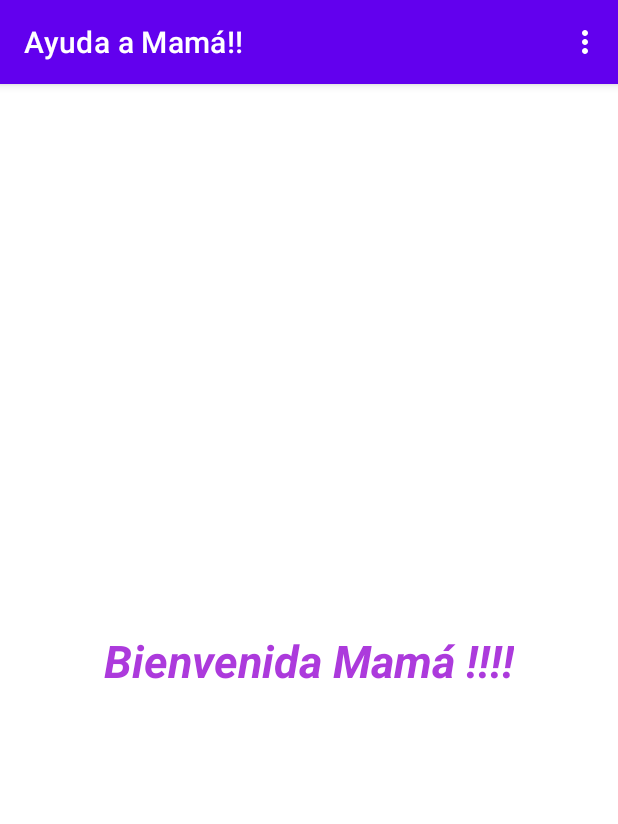
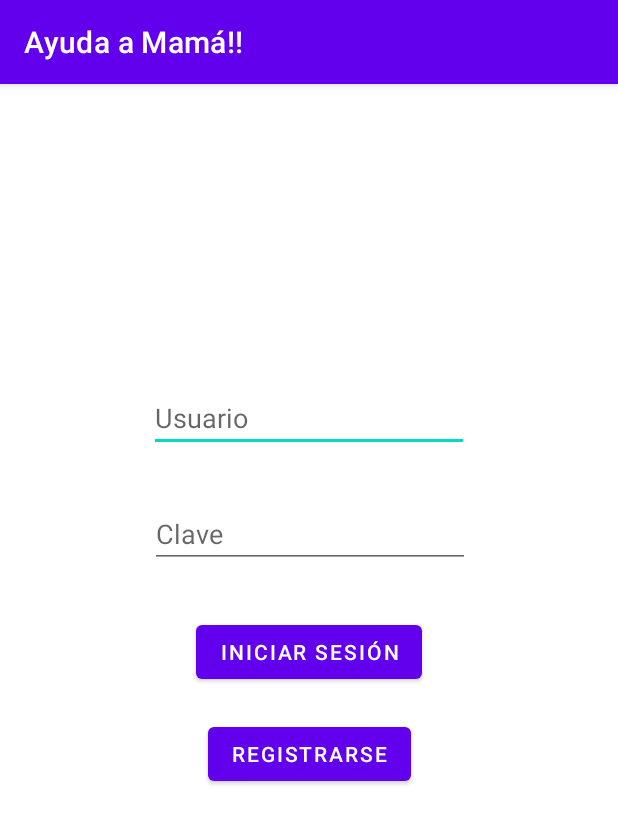
Before and after one commit to VictorHernandezJ/Prueba, an Android app: the screen it shows after launch (MainActivity before the commit, IniciarSesion after it), on a phone screen of 412 x 824 dp. Shown: the top 824 px of the screen. Run offline under Robolectric (Android 15) with nearby library versions, the phone set to English and light mode, and no system bars.

Commit message:
INICIO DE SESIÓN

```diff
--- a/app/build.gradle
+++ b/app/build.gradle
@@ -34,6 +34,9 @@ dependencies {
     implementation 'com.google.android.material:material:1.3.0'
     implementation 'androidx.constraintlayout:constraintlayout:2.0.4'
     implementation 'androidx.gridlayout:gridlayout:1.0.0'
+    implementation 'androidx.annotation:annotation:1.2.0'
+    implementation 'androidx.lifecycle:lifecycle-livedata-ktx:2.3.1'
+    implementation 'androidx.lifecycle:lifecycle-viewmodel-ktx:2.3.1'
     testImplementation 'junit:junit:4.+'
     androidTestImplementation 'androidx.test.ext:junit:1.1.2'
     androidTestImplementation 'androidx.test.espresso:espresso-core:3.3.0'
--- a/app/src/main/java/unc/edu/ayudaamam/Data/GestionBD.java
+++ b/app/src/main/java/unc/edu/ayudaamam/Data/GestionBD.java
@@ -7,8 +7,8 @@ import android.database.sqlite.SQLiteOpenHelper;
 import androidx.annotation.Nullable;
 
 public class GestionBD extends SQLiteOpenHelper{
-    String tabla_receta = "CREATE TABLE Receta(id INTEGER PRIMARY KEY AUTOINCREMENT, nombre TEXT, ingredientes TEXT, tiempo TEXT, pasos TEXT, dificultad TEXT, tipo TEXT)";
-
+    String tabla_receta = "CREATE TABLE Receta(nombre TEXT, ingredientes TEXT, tiempo TEXT, pasos TEXT, dificultad TEXT, tipo TEXT)";
+    String tabla_usuarios = "CREATE TABLE Usuario(nombre TEXT,user TEXT, clave TEXT)";
     public GestionBD(@Nullable Context context, @Nullable String name, @Nullable SQLiteDatabase.CursorFactory factory, int version) {
         super(context, name, factory, version);
     }
@@ -16,11 +16,14 @@ public class GestionBD extends SQLiteOpenHelper{
     @Override
     public void onCreate(SQLiteDatabase BD) {
         BD.execSQL(tabla_receta);
+        BD.execSQL(tabla_usuarios);
     }
 
     @Override
     public void onUpgrade(SQLiteDatabase BD, int oldVersion, int newVersion) {
         BD.execSQL("DROP TABLE IF EXISTS Receta");
         BD.execSQL(tabla_receta);
+        BD.execSQL("DROP TABLE IF EXISTS Usuario");
+        BD.execSQL(tabla_usuarios);
     }
 }
--- a/app/src/main/java/unc/edu/ayudaamam/Data/MantenimientoUsuario.java
+++ b/app/src/main/java/unc/edu/ayudaamam/Data/MantenimientoUsuario.java
@@ -1,4 +1,63 @@
 package unc.edu.ayudaamam.Data;
 
+import android.app.Activity;
+import android.content.ContentValues;
+import android.database.Cursor;
+import android.database.sqlite.SQLiteDatabase;
+
+import java.util.ArrayList;
+
+import unc.edu.ayudaamam.Model.Receta;
+import unc.edu.ayudaamam.Model.Usuario;
+
 public class MantenimientoUsuario {
+    String nombreBD;
+    ArrayList<Usuario> oListaUsuario;
+
+    public MantenimientoUsuario() {
+        this.nombreBD = "BDUsuario";
+        oListaUsuario = new ArrayList<>();
+    }
+
+    public boolean AgregarUsuario(Activity oActividad, Usuario oUsuario){
+        boolean rpta = false;
+        GestionBD oBDHelper = new GestionBD(oActividad,nombreBD,null,1);
+        SQLiteDatabase oBD = oBDHelper.getWritableDatabase();
+        if(oBD != null){
+            //definir un objeto para las columnas de la tabla a utilizar en a base de datos
+            ContentValues oColumnas = new ContentValues();
+            oColumnas.put("nombre",oUsuario.getNombre());
+            oColumnas.put("user",oUsuario.getUser());
+            oColumnas.put("clave",oUsuario.getClave());
+            //agregando a la tabla
+            long fila = oBD.insert("Usuario",null,oColumnas);
+            if(fila > 0)
+                rpta = true;
+        }
+        return rpta;
+    }
+
+    public boolean VerificarUsuario(String users, String key){
+        boolean rpta = false;
+        for (Usuario oU:oListaUsuario)
+            if(oU.getUser().equals(users) && oU.getClave().equals(key))
+                rpta = true;
+        return rpta;
+    }
+    public void CargarDatos(Activity oActividad){
+        GestionBD oBDHelper = new GestionBD(oActividad, nombreBD,null,1);
+        SQLiteDatabase oBD = oBDHelper.getWritableDatabase();
+        Cursor oRegsitro = oBD.rawQuery("SELECT * FROM Usuario",null);
+        if(oRegsitro.moveToFirst()){
+            do{
+                String nombre = oRegsitro.getString(0);
+                String usuario = oRegsitro.getString(1);
+                String clave = oRegsitro.getString(2);
+                Usuario oUser = new Usuario(nombre,usuario,clave);
+                oListaUsuario.add(oUser);
+            }while(oRegsitro.moveToNext());
+            oRegsitro.close();
+        }
+        oBD.close();
+    }
 }
--- a/app/src/main/java/unc/edu/ayudaamam/IniciarSesion.java
+++ b/app/src/main/java/unc/edu/ayudaamam/IniciarSesion.java
@@ -2,13 +2,57 @@ package unc.edu.ayudaamam;
 
 import androidx.appcompat.app.AppCompatActivity;
 
+import android.content.Intent;
 import android.os.Bundle;
+import android.view.View;
+import android.widget.Button;
+import android.widget.EditText;
+import android.widget.Toast;
+
+import unc.edu.ayudaamam.Data.MantenimientoUsuario;
 
 public class IniciarSesion extends AppCompatActivity {
-
+    EditText txtUsuario, txtClave;
+    Button btnIniciar, btnRegistrar;
+    MantenimientoUsuario oMantUsuario = new MantenimientoUsuario();
+    Intent oIntent = null;
     @Override
     protected void onCreate(Bundle savedInstanceState) {
         super.onCreate(savedInstanceState);
         setContentView(R.layout.ly_iniciar_sesion);
+
+        oMantUsuario.CargarDatos(IniciarSesion.this);
+        txtUsuario = findViewById(R.id.txtUsuarioIni);
+        txtClave = findViewById(R.id.txtClaveIni);
+        btnIniciar= findViewById(R.id.btnIniciarSesion);
+        btnRegistrar = findViewById(R.id.btnCrearUsuario);
+
+
+        btnIniciar.setOnClickListener(new View.OnClickListener() {
+            @Override
+            public void onClick(View v) {
+                String usuario = txtUsuario.getText().toString();
+                String clave = txtClave.getText().toString();
+
+                if(oMantUsuario.VerificarUsuario(usuario,clave)){
+                    oIntent = new Intent(IniciarSesion.this,MainActivity.class);
+                    startActivity(oIntent);
+                }else
+                    Toast.makeText(IniciarSesion.this,"No existe el Usuario",Toast.LENGTH_LONG).show();
+            }
+        });
+
+        btnRegistrar.setOnClickListener(new View.OnClickListener() {
+            @Override
+            public void onClick(View v) {
+                oIntent = new Intent(IniciarSesion.this,RegistroUsuario.class);
+                startActivity(oIntent);
+            }
+        });
     }
+
+
+
+
+
 }
--- a/app/src/main/java/unc/edu/ayudaamam/Model/Receta.java
+++ b/app/src/main/java/unc/edu/ayudaamam/Model/Receta.java
@@ -41,7 +41,4 @@ public class Receta {
         return tipo;
     }
 
-    public String toString(){
-        return nombre;
-    }
 }
--- a/app/src/main/java/unc/edu/ayudaamam/RecetaDetallada.java
+++ b/app/src/main/java/unc/edu/ayudaamam/RecetaDetallada.java
@@ -64,8 +64,8 @@ public class RecetaDetallada extends AppCompatActivity {
                     Toast.makeText(RecetaDetallada.this,"La receta fue eliminada",Toast.LENGTH_LONG).show();
                 else
                     Toast.makeText(RecetaDetallada.this,"No se elimino la Receta",Toast.LENGTH_LONG).show();
-
-                //oIntento = new Intent(this, EditarReceta.class);
+                oIntento = new Intent(this,ListaRecetas.class);
+                startActivity(oIntento);
                 break;
         }
         return super.onOptionsItemSelected(item);
--- a/app/src/main/res/layout/ly_iniciar_sesion.xml
+++ b/app/src/main/res/layout/ly_iniciar_sesion.xml
@@ -6,4 +6,48 @@
     android:layout_height="match_parent"
     tools:context=".IniciarSesion">
 
+    <EditText
+        android:id="@+id/txtUsuarioIni"
+        android:layout_width="wrap_content"
+        android:layout_height="wrap_content"
+        android:layout_marginTop="200dp"
+        android:ems="10"
+        android:hint="Usuario"
+        android:inputType="textPersonName"
+        app:layout_constraintEnd_toEndOf="parent"
+        app:layout_constraintStart_toStartOf="parent"
+        app:layout_constraintTop_toTopOf="parent" />
+
+    <EditText
+        android:id="@+id/txtClaveIni"
+        android:layout_width="wrap_content"
+        android:layout_height="wrap_content"
+        android:layout_marginTop="32dp"
+        android:ems="10"
+        android:hint="Clave"
+        android:inputType="textPassword"
+        app:layout_constraintEnd_toEndOf="parent"
+        app:layout_constraintHorizontal_bias="0.502"
+        app:layout_constraintStart_toStartOf="parent"
+        app:layout_constraintTop_toBottomOf="@+id/txtUsuarioIni" />
+
+    <Button
+        android:id="@+id/btnIniciarSesion"
+        android:layout_width="wrap_content"
+        android:layout_height="wrap_content"
+        android:layout_marginTop="32dp"
+        android:text="Iniciar Sesión"
+        app:layout_constraintEnd_toEndOf="parent"
+        app:layout_constraintStart_toStartOf="parent"
+        app:layout_constraintTop_toBottomOf="@+id/txtClaveIni" />
+
+    <Button
+        android:id="@+id/btnCrearUsuario"
+        android:layout_width="wrap_content"
+        android:layout_height="wrap_content"
+        android:layout_marginTop="20dp"
+        android:text="Registrarse"
+        app:layout_constraintEnd_toEndOf="parent"
+        app:layout_constraintStart_toStartOf="parent"
+        app:layout_constraintTop_toBottomOf="@+id/btnIniciarSesion" />
 </androidx.constraintlayout.widget.ConstraintLayout>
--- a/app/src/main/res/layout/ly_logear.xml
+++ b/app/src/main/res/layout/ly_logear.xml
@@ -4,6 +4,4 @@
     xmlns:tools="http://schemas.android.com/tools"
     android:layout_width="match_parent"
     android:layout_height="match_parent"
-    tools:context=".Logear">
-
-</androidx.constraintlayout.widget.ConstraintLayout>
+    tools:context=".Logear"/>
```
Also changed, not shown: app/src/main/AndroidManifest.xml (+7 -5 lines), app/src/main/java/unc/edu/ayudaamam/Data/MantenimientoReceta.java (+26 -5 lines), app/src/main/java/unc/edu/ayudaamam/EditarReceta.java (+7 -1 lines), app/src/main/java/unc/edu/ayudaamam/ListaRecetas.java (+20 -1 lines), app/src/main/java/unc/edu/ayudaamam/Model/Usuario.java (+21 -0 lines), app/src/main/java/unc/edu/ayudaamam/RegistroUsuario.java (+36 -0 lines), app/src/main/res/layout/ly_editar_receta.xml (+5 -5 lines), app/src/main/res/layout/ly_lista_recetas.xml (+4 -4 lines), app/src/main/res/layout/ly_registro_usuario.xml (+48 -0 lines), app/src/main/res/values/strings.xml (+9 -0 lines).
